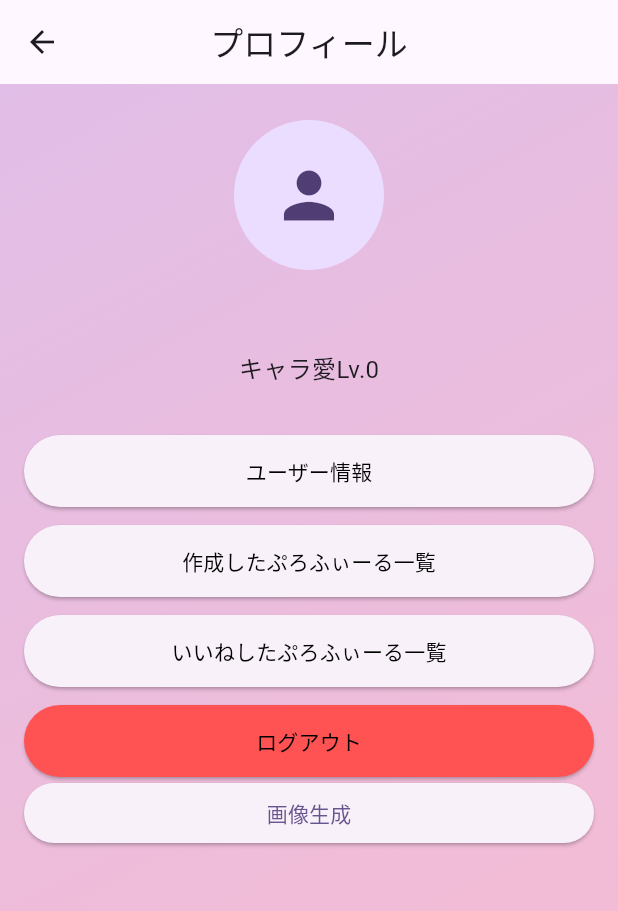
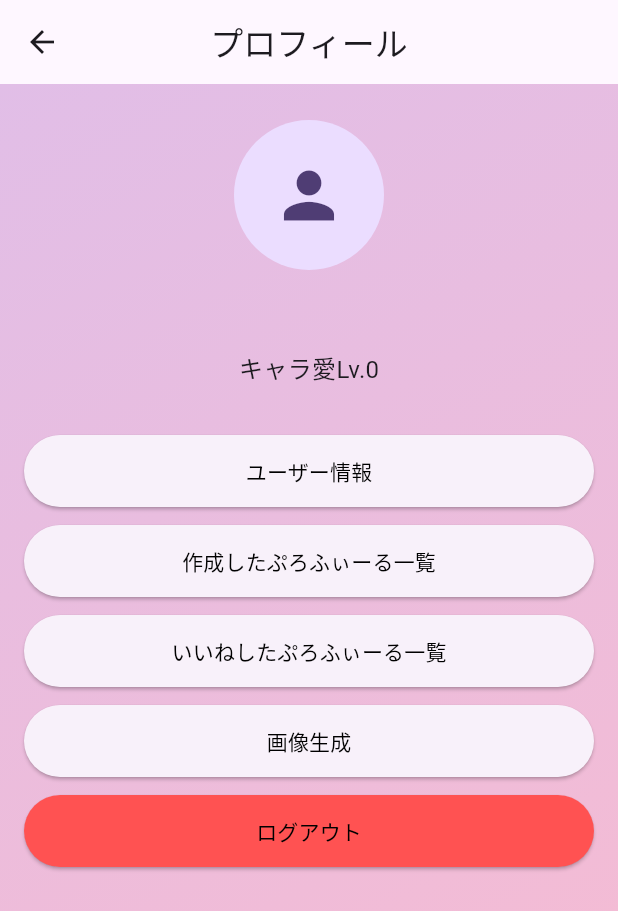
Before and after one commit to jyogi-web/geek2024_vol.22_1, a Flutter app: the UserProfileScreen screen opened directly, on a phone screen of 412 x 824 dp. Shown: the top 911 px of the screen. Run offline on Flutter 3.47's test engine with Material 3 defaults, Android fonts, the phone set to English and light mode, and no system bars; our stand-ins replace cloud_firestore, file_picker, firebase_auth, firebase_core, firebase_storage, flutter_chat_types and 4 more; accounts and stored records are empty.

Commit message:
modify dev修正

```diff
--- a/lib/ui/user/user_proflile_page.dart
+++ b/lib/ui/user/user_proflile_page.dart
@@ -141,6 +141,21 @@ class UserProfileScreen extends StatelessWidget {
                       const SizedBox(height: 12),
                       ElevatedButton(
                         style: ElevatedButton.styleFrom(
+                          minimumSize: const Size.fromHeight(48),
+                          foregroundColor: Colors.black,
+                        ),
+                        onPressed: () {
+                          Navigator.push(
+                            context,
+                            MaterialPageRoute(
+                                builder: (context) => CreateProfileListScreen()),
+                          );
+                        },
+                        child: Text("画像生成"),
+                      ),
+                      const SizedBox(height: 12),
+                      ElevatedButton(
+                        style: ElevatedButton.styleFrom(
                           backgroundColor: Colors.redAccent,
                           minimumSize: const Size.fromHeight(48),
                           foregroundColor: Colors.black,
@@ -151,16 +166,7 @@ class UserProfileScreen extends StatelessWidget {
                         },
                         child: const Text('ログアウト'),
                       ),
-                      ElevatedButton(
-                        onPressed: () {
-                          Navigator.push(
-                            context,
-                            MaterialPageRoute(
-                                builder: (context) => CreateProfileListScreen()),
-                          );
-                        },
-                        child: Text("画像生成"),
-                      ),
+
                   ],
                 ),
               )
@@ -181,6 +187,7 @@ class UserProfileScreen extends StatelessWidget {
                       ),
                     ],
                ),
+            ),
         ),
       ),
     );
```
